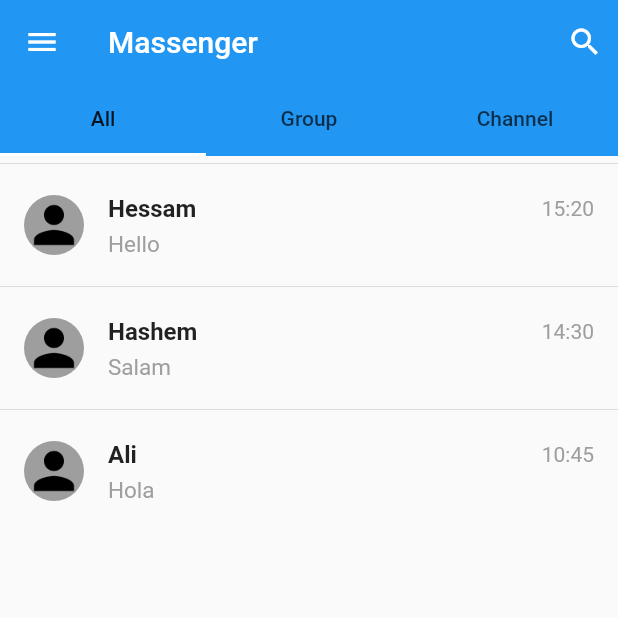
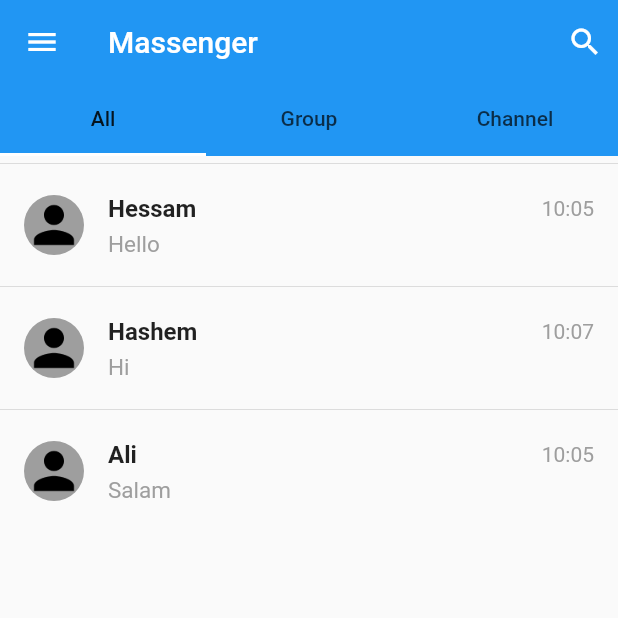
Before and after one commit to adel4780/Massenger_Network, a Flutter app: the MassengerHome screen opened by its route, on a phone screen of 412 x 824 dp, the top half of it. Run offline on Flutter 3.47's test engine with Material 2 defaults, Android fonts, the phone set to English and light mode, and no system bars; our stand-ins replace settings_ui, socket_io_client, validators; network calls fail.

Commit message:
Map message with key(time) and value(message) added
search with Phone number is added

```diff
--- a/lib/Pages/all_screen.dart
+++ b/lib/Pages/all_screen.dart
@@ -25,12 +25,12 @@ class AllScreen extends StatelessWidget {
                   mainAxisAlignment: MainAxisAlignment.spaceBetween,
                   children: [
                     Text(dummyData[index].name, style: const TextStyle(fontWeight: FontWeight.bold),),
-                    Text(dummyData[index].time, style: const TextStyle(color: Colors.grey, fontSize: 14),)
+                    Text(dummyData[index].messages.keys.last, style: const TextStyle(color: Colors.grey, fontSize: 14),)
                   ],
                 ),
                 subtitle: Container(
                   padding: const EdgeInsets.only(top: 5),
-                  child: Text(dummyData[index].message, style: const TextStyle(color: Colors.grey, fontSize: 15),),
+                  child: Text(dummyData[index].messages.values.last, style: const TextStyle(color: Colors.grey, fontSize: 15),),
                 ),
               ),
             ),
--- a/lib/chatmodel/chat_model.dart
+++ b/lib/chatmodel/chat_model.dart
@@ -1,16 +1,22 @@
 class ChatModel {
   late final int id;
+  late final String email;
+  late final String phone;
   late final String name;
-  late final String message;
-  late final String time;
+  late final Map<String,String> messages ; //Map<String,String>
   late final String avatarUrl;
   late bool select;
   ChatModel(
-      {required this.id,
+      {
+      required this.email,
+      required this.phone,
+      required this.id,
       required this.name,
-      required this.message,
-      required this.time,
-      required this.avatarUrl, this.select = false});
+      required this.avatarUrl,
+      this.select = false,
+      required this.messages,
+      }
+  );
  /* ChatModel.formChatModel(int id,String name, String avatarUrl){
    this.id = id;
    this.name = name;
@@ -24,25 +30,34 @@ class ChatModel {
 List<ChatModel> dummyData = [
   ChatModel(
       id: 1000,
+      email: "a@gmail.com",
+      phone: "09132235641",
       name: "Hessam",
-      message: "Hello",
-      time: "15:20",
+      messages: {
+        "10:05" : "Hello",
+      },
       avatarUrl:
           "img/person.png",
   ),
   ChatModel(
-      id: 1000,
+      id: 1001,
+      email: "b@gmail.com",
+      phone: "09132235634",
       name: "Hashem",
-      message: "Salam",
-      time: "14:30",
+      messages: {
+      "10:07" : "Hi",
+    },
       avatarUrl:
       "img/person.png",
   ),
   ChatModel(
-      id: 1000,
+      id: 1002,
       name: "Ali",
-      message: "Hola",
-      time: "10:45",
+      email: "c@gmail.com",
+      phone: "09132235658",
+      messages: {
+      "10:05" : "Salam",
+    },
       avatarUrl:
       "img/person.png",
   ),
```
Also changed, not shown: lib/Group/SelectContact.dart (+17 -8 lines), lib/Pages/single_chatscreen.dart (+34 -30 lines), lib/search.dart (+6 -6 lines).
